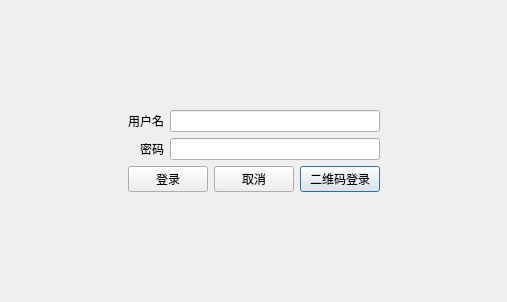
The window that login.ui (cdx0811/first) describes before a commit, drawn with Qt 5.
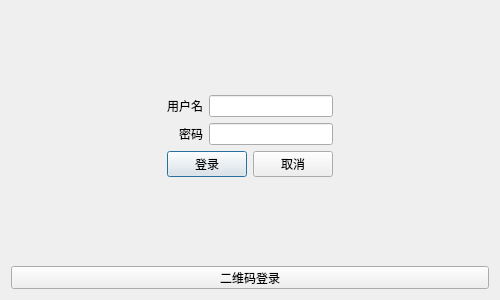
The same window after the commit. Icons and pictures are not drawn.

The edit to the form file:
```diff
--- a/login.ui
+++ b/login.ui
@@ -6,14 +6,20 @@
    <rect>
     <x>0</x>
     <y>0</y>
-    <width>507</width>
-    <height>302</height>
+    <width>500</width>
+    <height>300</height>
    </rect>
   </property>
+  <property name="minimumSize">
+   <size>
+    <width>500</width>
+    <height>300</height>
+   </size>
+  </property>
   <property name="maximumSize">
    <size>
-    <width>16777215</width>
-    <height>16777215</height>
+    <width>2000</width>
+    <height>2000</height>
    </size>
   </property>
   <property name="windowTitle">
@@ -22,8 +28,8 @@
   <property name="styleSheet">
    <string notr="true">border-image: url(:/image/login.png);</string>
   </property>
-  <layout class="QGridLayout" name="gridLayout_3">
-   <item row="0" column="1">
+  <layout class="QVBoxLayout" name="verticalLayout_2">
+   <item>
     <spacer name="verticalSpacer">
      <property name="orientation">
       <enum>Qt::Vertical</enum>
@@ -31,12 +37,14 @@
      <property name="sizeHint" stdset="0">
       <size>
        <width>20</width>
-       <height>91</height>
+       <height>87</height>
       </size>
      </property>
     </spacer>
    </item>
-   <item row="1" column="0">
+   <item>
+    <layout class="QHBoxLayout" name="horizontalLayout_2">
+     <item>
     <spacer name="horizontalSpacer">
      <property name="orientation">
       <enum>Qt::Horizontal</enum>
@@ -49,7 +57,7 @@
      </property>
     </spacer>
    </item>
-   <item row="1" column="1">
+     <item>
     <layout class="QVBoxLayout" name="verticalLayout">
      <item>
       <layout class="QGridLayout" name="gridLayout">
@@ -82,27 +90,8 @@
       </layout>
      </item>
      <item>
-      <layout class="QGridLayout" name="gridLayout_2">
-       <item row="0" column="2">
-        <widget class="QPushButton" name="pushButton_erweima">
-         <property name="minimumSize">
-          <size>
-           <width>0</width>
-           <height>20</height>
-          </size>
-         </property>
-         <property name="maximumSize">
-          <size>
-           <width>16777215</width>
-           <height>30</height>
-          </size>
-         </property>
-         <property name="text">
-          <string>二维码登录</string>
-         </property>
-        </widget>
-       </item>
-       <item row="0" column="0">
+        <layout class="QHBoxLayout" name="horizontalLayout">
+         <item>
         <widget class="QPushButton" name="pushButton_ok">
          <property name="sizePolicy">
           <sizepolicy hsizetype="Preferred" vsizetype="Preferred">
@@ -127,7 +116,7 @@
          </property>
         </widget>
        </item>
-       <item row="0" column="1">
+         <item>
         <widget class="QPushButton" name="pushButton_cancel">
          <property name="sizePolicy">
           <sizepolicy hsizetype="Preferred" vsizetype="Preferred">
@@ -156,20 +145,22 @@
      </item>
     </layout>
    </item>
-   <item row="1" column="2">
+     <item>
     <spacer name="horizontalSpacer_2">
      <property name="orientation">
       <enum>Qt::Horizontal</enum>
      </property>
      <property name="sizeHint" stdset="0">
       <size>
-       <width>136</width>
-       <height>20</height>
+         <width>133</width>
+         <height>17</height>
       </size>
      </property>
     </spacer>
    </item>
-   <item row="2" column="1">
+    </layout>
+   </item>
+   <item>
     <spacer name="verticalSpacer_2">
      <property name="orientation">
       <enum>Qt::Vertical</enum>
@@ -177,11 +168,30 @@
      <property name="sizeHint" stdset="0">
       <size>
        <width>20</width>
-       <height>91</height>
+       <height>87</height>
       </size>
      </property>
     </spacer>
    </item>
+   <item>
+    <widget class="QPushButton" name="pushButton_erweima">
+     <property name="minimumSize">
+      <size>
+       <width>0</width>
+       <height>20</height>
+      </size>
+     </property>
+     <property name="maximumSize">
+      <size>
+       <width>16777215</width>
+       <height>30</height>
+      </size>
+     </property>
+     <property name="text">
+      <string>二维码登录</string>
+     </property>
+    </widget>
+   </item>
   </layout>
  </widget>
  <tabstops>
```
Lines whose indentation alone changed are shown as unchanged.
